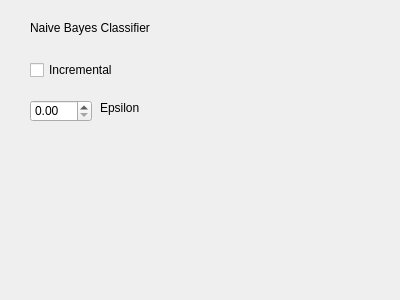
Old version of the form src/WhiskerToolbox/ML_Widget/ML_Naive_Bayes_Widget/ML_Naive_Bayes_Widget.ui in the repository paulmthompson/WhiskerToolbox.
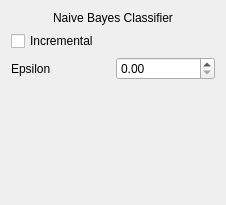
New version of the form.

Commit message: better ui layout for machine learning widget

The edit to the form file:
```diff
--- a/src/WhiskerToolbox/ML_Widget/ML_Naive_Bayes_Widget/ML_Naive_Bayes_Widget.ui
+++ b/src/WhiskerToolbox/ML_Widget/ML_Naive_Bayes_Widget/ML_Naive_Bayes_Widget.ui
@@ -6,62 +6,59 @@
    <rect>
     <x>0</x>
     <y>0</y>
-    <width>400</width>
-    <height>300</height>
+    <width>226</width>
+    <height>205</height>
    </rect>
   </property>
   <property name="windowTitle">
    <string>Form</string>
   </property>
+  <layout class="QVBoxLayout" name="verticalLayout">
+   <item>
   <widget class="QLabel" name="label">
-   <property name="geometry">
-    <rect>
-     <x>30</x>
-     <y>20</y>
-     <width>151</width>
-     <height>16</height>
-    </rect>
-   </property>
    <property name="text">
     <string>Naive Bayes Classifier</string>
    </property>
-  </widget>
+     <property name="alignment">
+      <set>Qt::AlignmentFlag::AlignCenter</set>
+     </property>
+    </widget>
+   </item>
+   <item>
   <widget class="QCheckBox" name="checkBox">
-   <property name="geometry">
-    <rect>
-     <x>30</x>
-     <y>60</y>
-     <width>141</width>
-     <height>20</height>
-    </rect>
-   </property>
    <property name="text">
     <string>Incremental</string>
    </property>
   </widget>
-  <widget class="QDoubleSpinBox" name="doubleSpinBox">
-   <property name="geometry">
-    <rect>
-     <x>30</x>
-     <y>100</y>
-     <width>62</width>
-     <height>22</height>
-    </rect>
-   </property>
-  </widget>
+   </item>
+   <item>
+    <layout class="QHBoxLayout" name="horizontalLayout">
+     <item>
   <widget class="QLabel" name="label_2">
-   <property name="geometry">
-    <rect>
-     <x>100</x>
-     <y>100</y>
-     <width>49</width>
-     <height>16</height>
-    </rect>
-   </property>
    <property name="text">
     <string>Epsilon</string>
    </property>
   </widget>
+     </item>
+     <item>
+      <widget class="QDoubleSpinBox" name="doubleSpinBox"/>
+     </item>
+    </layout>
+   </item>
+   <item>
+    <spacer name="verticalSpacer">
+     <property name="orientation">
+      <enum>Qt::Orientation::Vertical</enum>
+     </property>
+     <property name="sizeHint" stdset="0">
+      <size>
+       <width>20</width>
+       <height>40</height>
+      </size>
+     </property>
+    </spacer>
+   </item>
+  </layout>
  </widget>
  <resources/>
  <connections/>
```
Lines whose indentation alone changed are shown as unchanged. The commit also changes 7 other files.
